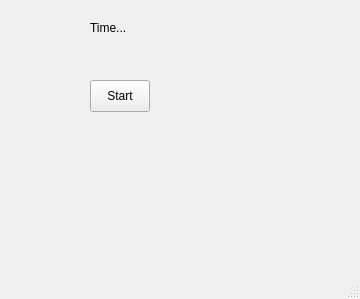
This is mainwindow.ui in communa/timetracker as Qt 5 draws it before an edit. The edited form follows.
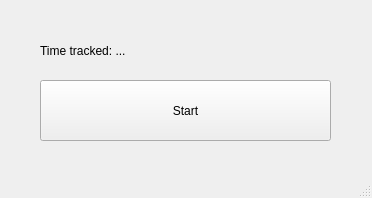
This is the edited form.

Commit message: feat: tracking time

What changed in the file:
```diff
--- a/mainwindow.ui
+++ b/mainwindow.ui
@@ -6,8 +6,8 @@
    <rect>
     <x>0</x>
     <y>0</y>
-    <width>360</width>
-    <height>299</height>
+    <width>372</width>
+    <height>198</height>
    </rect>
   </property>
   <property name="windowTitle">
@@ -20,10 +20,10 @@
    <widget class="QPushButton" name="timerButton">
     <property name="geometry">
      <rect>
-      <x>90</x>
+      <x>40</x>
       <y>80</y>
-      <width>60</width>
-      <height>32</height>
+      <width>291</width>
+      <height>61</height>
      </rect>
     </property>
     <property name="text">
@@ -33,14 +33,14 @@
    <widget class="QLabel" name="timerLabel">
     <property name="geometry">
      <rect>
-      <x>90</x>
-      <y>20</y>
+      <x>40</x>
+      <y>40</y>
       <width>131</width>
-      <height>16</height>
+      <height>21</height>
      </rect>
     </property>
     <property name="text">
-     <string>Time... </string>
+     <string>Time tracked: ...</string>
     </property>
    </widget>
   </widget>
```
The commit also changes 5 other files.
